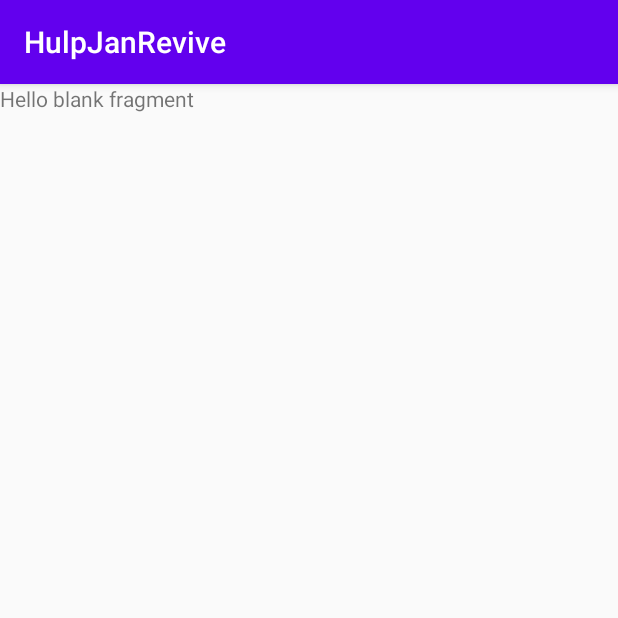
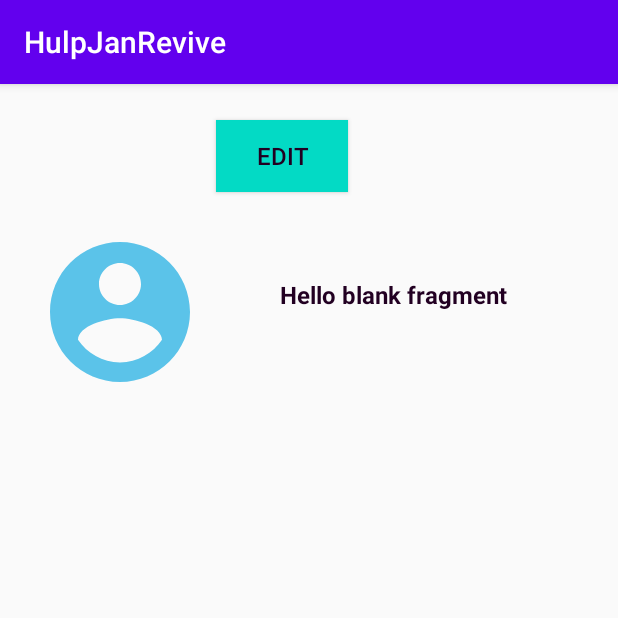
Before and after one commit to Khamaseen/HulpJanRevive, an Android app: the fragment PersonFragment shown on its own in the app's theme, on a phone screen of 412 x 824 dp, the top half of it. Run offline under Robolectric (Android 15) with nearby library versions, the phone set to English and light mode, and no system bars.

Commit message:
profile initial layout

```diff
--- a/app/src/main/java/com/example/hulpjanrevive/PersonFragment.kt
+++ b/app/src/main/java/com/example/hulpjanrevive/PersonFragment.kt
@@ -5,11 +5,7 @@ import androidx.fragment.app.Fragment
 import android.view.LayoutInflater
 import android.view.View
 import android.view.ViewGroup
-
-// TODO: Rename parameter arguments, choose names that match
-// the fragment initialization parameters, e.g. ARG_ITEM_NUMBER
-private const val ARG_PARAM1 = "param1"
-private const val ARG_PARAM2 = "param2"
+import kotlinx.android.synthetic.main.fragment_person.*
 
 /**
  * A simple [Fragment] subclass.
@@ -17,16 +13,11 @@ private const val ARG_PARAM2 = "param2"
  * create an instance of this fragment.
  */
 class PersonFragment : Fragment() {
-    // TODO: Rename and change types of parameters
-    private var param1: String? = null
-    private var param2: String? = null
+
+
 
     override fun onCreate(savedInstanceState: Bundle?) {
         super.onCreate(savedInstanceState)
-        arguments?.let {
-            param1 = it.getString(ARG_PARAM1)
-            param2 = it.getString(ARG_PARAM2)
-        }
     }
 
     override fun onCreateView(
@@ -37,23 +28,10 @@ class PersonFragment : Fragment() {
         return inflater.inflate(R.layout.fragment_person, container, false)
     }
 
-    companion object {
-        /**
-         * Use this factory method to create a new instance of
-         * this fragment using the provided parameters.
-         *
-         * @param param1 Parameter 1.
-         * @param param2 Parameter 2.
-         * @return A new instance of fragment PersonFragment.
-         */
-        // TODO: Rename and change types and number of parameters
-        @JvmStatic
-        fun newInstance(param1: String, param2: String) =
-            PersonFragment().apply {
-                arguments = Bundle().apply {
-                    putString(ARG_PARAM1, param1)
-                    putString(ARG_PARAM2, param2)
-                }
-            }
+    override fun onViewCreated(view: View, savedInstanceState: Bundle?) {
+        super.onViewCreated(view, savedInstanceState)
+
+
+        iv_avatar.setImageResource(R.drawable.ic_default_profile)
     }
 }
--- /dev/null
+++ b/app/src/main/res/drawable-anydpi/ic_default_profile.xml
@@ -0,0 +1,11 @@
+<vector xmlns:android="http://schemas.android.com/apk/res/android"
+    android:width="24dp"
+    android:height="24dp"
+    android:viewportWidth="24"
+    android:viewportHeight="24"
+    android:tint="#33B5E5"
+    android:alpha="0.8">
+  <path
+      android:fillColor="@android:color/white"
+      android:pathData="M12,2C6.48,2 2,6.48 2,12s4.48,10 10,10 10,-4.48 10,-10S17.52,2 12,2zM12,5c1.66,0 3,1.34 3,3s-1.34,3 -3,3 -3,-1.34 -3,-3 1.34,-3 3,-3zM12,19.2c-2.5,0 -4.71,-1.28 -6,-3.22 0.03,-1.99 4,-3.08 6,-3.08 1.99,0 5.97,1.09 6,3.08 -1.29,1.94 -3.5,3.22 -6,3.22z"/>
+</vector>
--- a/app/src/main/res/layout/fragment_main.xml
+++ b/app/src/main/res/layout/fragment_main.xml
@@ -52,8 +52,8 @@
         android:layout_width="45dp"
         android:layout_height="45dp"
         android:layout_marginEnd="36dp"
+        android:layout_marginBottom="48dp"
         android:src="@drawable/ic_baseline_chevron_right_24"
-        android:layout_marginBottom="48dp"
         app:layout_constraintBottom_toBottomOf="parent"
         app:layout_constraintEnd_toEndOf="parent"/>
 
--- a/app/src/main/res/layout/fragment_person.xml
+++ b/app/src/main/res/layout/fragment_person.xml
@@ -1,14 +1,98 @@
 <?xml version="1.0" encoding="utf-8"?>
-<FrameLayout xmlns:android="http://schemas.android.com/apk/res/android"
+<androidx.constraintlayout.widget.ConstraintLayout
+    xmlns:android="http://schemas.android.com/apk/res/android"
     xmlns:tools="http://schemas.android.com/tools"
     android:layout_width="match_parent"
     android:layout_height="match_parent"
+    android:fitsSystemWindows="true"
+    xmlns:app="http://schemas.android.com/apk/res-auto"
     tools:context=".PersonFragment">
 
-    <!-- TODO: Update blank fragment layout -->
-    <TextView
+    <androidx.core.widget.NestedScrollView
         android:layout_width="match_parent"
         android:layout_height="match_parent"
-        android:text="@string/hello_blank_fragment" />
+        app:layout_constraintTop_toTopOf="parent"
+        app:layout_constraintBottom_toBottomOf="parent"
+        app:layout_constraintStart_toStartOf="parent"
+        app:layout_constraintEnd_toEndOf="parent">
 
-</FrameLayout>
+        <androidx.constraintlayout.widget.ConstraintLayout
+            android:layout_width="match_parent"
+            android:layout_height="match_parent">
+
+            <androidx.constraintlayout.widget.Guideline
+                android:id="@+id/guideline_start"
+                android:layout_width="wrap_content"
+                android:layout_height="wrap_content"
+                app:layout_constraintGuide_begin="@dimen/border_primary"
+                android:orientation="vertical"/>
+
+            <androidx.constraintlayout.widget.Guideline
+                android:id="@+id/guideline_end"
+                android:layout_width="wrap_content"
+                android:layout_height="wrap_content"
+                app:layout_constraintGuide_end="@dimen/border_primary"
+                android:orientation="vertical"/>
+
+            <Button
+                android:id="@+id/btn_edit_self"
+                android:layout_width="wrap_content"
+                android:layout_height="wrap_content"
+                android:layout_marginEnd="36dp"
+                android:layout_marginBottom="48dp"
+                android:layout_marginTop="@dimen/border_primary"
+                android:text="@string/edit_self"
+                style="@style/button_default"
+                app:layout_constraintTop_toTopOf="parent"
+                app:layout_constraintStart_toStartOf="@id/guideline_start"
+                app:layout_constraintEnd_toEndOf="@id/guideline_end"/>
+
+            <androidx.constraintlayout.widget.Barrier
+                android:id="@+id/barrier_edit"
+                android:layout_width="wrap_content"
+                android:layout_height="wrap_content"
+                app:barrierDirection="bottom"
+                app:constraint_referenced_ids="btn_edit_self" />
+
+            <ImageView
+                android:id="@+id/iv_avatar"
+                android:layout_width="@dimen/avatar_size"
+                android:layout_height="@dimen/avatar_size"
+                android:layout_marginTop="@dimen/border_primary"
+                tools:src="@drawable/ic_default_profile"
+                app:layout_constraintTop_toBottomOf="@id/barrier_edit"
+                app:layout_constraintStart_toStartOf="@id/guideline_start"/>
+
+            <TextView
+                android:id="@+id/tv_name"
+                android:layout_width="wrap_content"
+                android:layout_height="wrap_content"
+                android:text="@string/hello_blank_fragment"
+                style="@style/text_default.title"
+                app:layout_constraintTop_toBottomOf="@id/barrier_edit"
+                app:layout_constraintBottom_toBottomOf="@id/barrier_profile"
+                app:layout_constraintStart_toEndOf="@id/iv_avatar"
+                app:layout_constraintEnd_toEndOf="@id/guideline_end"/>
+
+            <androidx.constraintlayout.widget.Barrier
+                android:id="@+id/barrier_profile"
+                android:layout_width="wrap_content"
+                android:layout_height="wrap_content"
+                app:barrierDirection="bottom"
+                app:constraint_referenced_ids="tv_name, iv_avatar" />
+
+            <androidx.recyclerview.widget.RecyclerView
+                android:id="@+id/rv_tasks"
+                android:layout_width="0dp"
+                android:layout_height="wrap_content"
+                android:layout_marginTop="@dimen/border_primary"
+                app:layout_constraintTop_toBottomOf="@id/barrier_profile"
+                app:layout_constraintStart_toStartOf="@id/guideline_start"
+                app:layout_constraintEnd_toEndOf="@id/guideline_end"/>
+
+        </androidx.constraintlayout.widget.ConstraintLayout>
+
+    </androidx.core.widget.NestedScrollView>
+
+
+</androidx.constraintlayout.widget.ConstraintLayout>
--- /dev/null
+++ b/app/src/main/res/values/dimen.xml
@@ -0,0 +1,7 @@
+<?xml version="1.0" encoding="utf-8"?>
+<resources>
+    <dimen name="border_primary">24dp</dimen>
+
+    <dimen name="avatar_size">112dp</dimen>
+
+</resources>
--- a/app/src/main/res/values/strings.xml
+++ b/app/src/main/res/values/strings.xml
@@ -2,4 +2,6 @@
     <string name="app_name">HulpJanRevive</string>
     <!-- TODO: Remove or change this placeholder text -->
     <string name="hello_blank_fragment">Hello blank fragment</string>
+
+    <string name="edit_self">edit</string>
 </resources>
--- a/app/src/main/res/values/styles.xml
+++ b/app/src/main/res/values/styles.xml
@@ -37,4 +37,11 @@
         <item name="android:textStyle">bold</item>
     </style>
 
+    <style name="button_default">
+        <item name="android:textSize">16sp</item>
+        <item name="android:padding">0dp</item>
+        <item name="android:textColor">@color/colorSecondary</item>
+        <item name="android:background">@color/colorAccent</item>
+    </style>
+
 </resources>
```
Also changed, not shown: app/src/main/res/drawable-hdpi/ic_default_profile.png (added), app/src/main/res/drawable-mdpi/ic_default_profile.png (added), app/src/main/res/drawable-xhdpi/ic_default_profile.png (added), app/src/main/res/drawable-xxhdpi/ic_default_profile.png (added).
